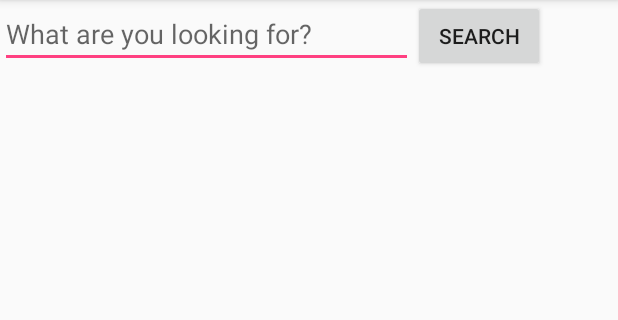
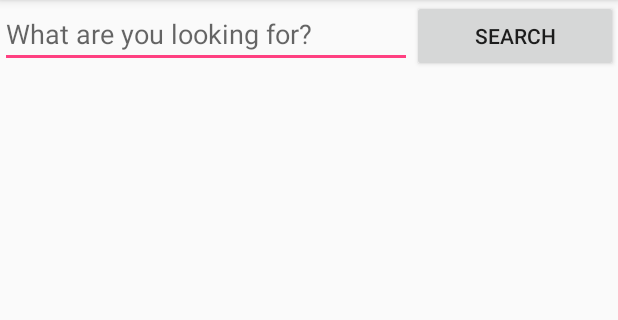
Before and after one commit to cvolkernick/SeattlePlaceSearch, an Android app: the screen it shows after launch (MainActivity), on a phone screen of 412 x 824 dp, the part 84-404 px from its top. Run offline under Robolectric (Android 15) with nearby library versions, the phone set to English and light mode, and no system bars; pictures from the network do not load.

Commit message:
Resolve search field and button width issues.

```diff
--- a/app/src/main/res/layout/activity_main.xml
+++ b/app/src/main/res/layout/activity_main.xml
@@ -15,14 +15,16 @@
 
         <EditText
             android:id="@+id/etQuery"
-            android:layout_width="275dp"
+            android:layout_width="0dp"
             android:layout_height="wrap_content"
+            android:layout_weight="2"
             android:hint="What are you looking for?" />
 
         <Button
             android:id="@+id/btnSearch"
-            android:layout_width="wrap_content"
+            android:layout_width="0dp"
             android:layout_height="wrap_content"
+            android:layout_weight="1"
             android:text="Search"
             android:onClick="submitSearchQuery"/>
 
```
